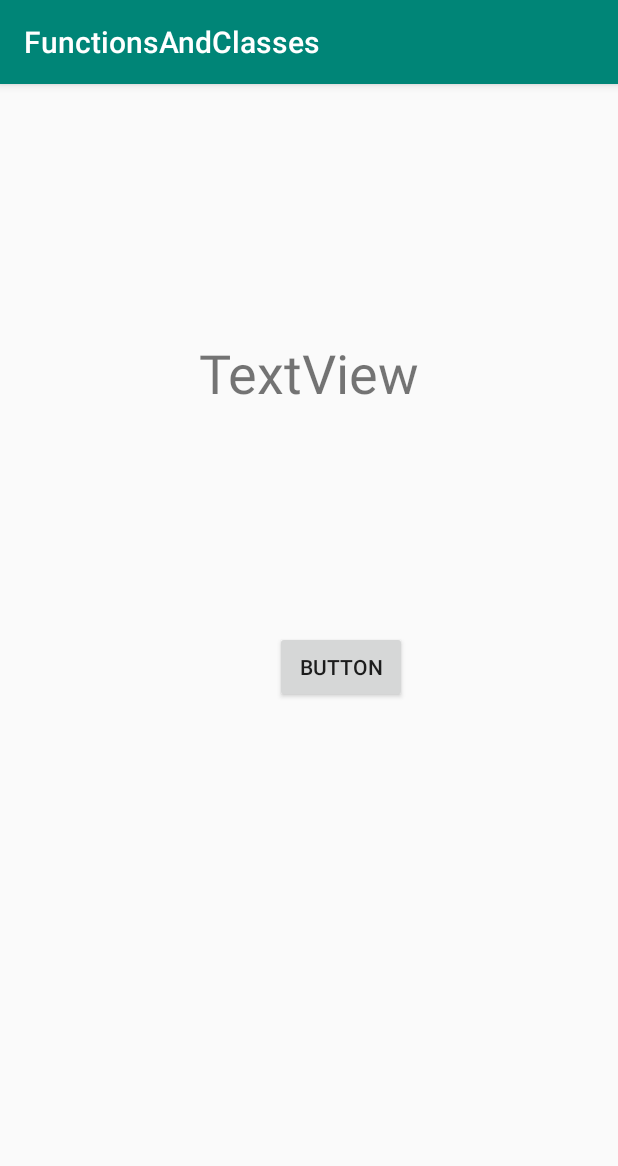
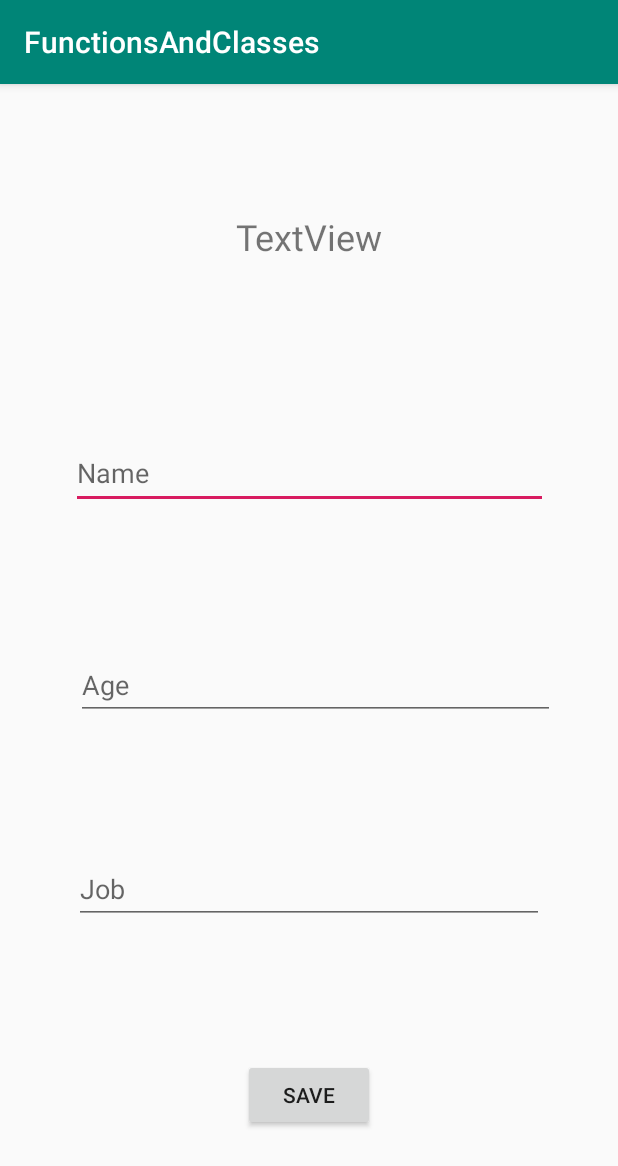
Before and after one commit to mustafauys/Kotlin-Examples, an Android app: the screen it shows after launch (MainActivity), on a phone screen of 412 x 824 dp. Shown: the top 1166 px of the screen. Run offline under Robolectric (Android 15) with nearby library versions, the phone set to English and light mode, and no system bars.

Commit message:
Simpson Maker

```diff
--- a/FunctionsAndClasses/app/src/main/java/com/musta/functionsandclasses/MainActivity.kt
+++ b/FunctionsAndClasses/app/src/main/java/com/musta/functionsandclasses/MainActivity.kt
@@ -5,6 +5,7 @@ import android.os.Bundle
 import android.view.View
 import kotlinx.android.synthetic.main.activity_main.*
 
+@Suppress("UNUSED_PARAMETER")
 class MainActivity : AppCompatActivity() {
 
     override fun onCreate(savedInstanceState: Bundle?) {
@@ -15,7 +16,7 @@ class MainActivity : AppCompatActivity() {
 
         println(sum(5,10))
 
-        makeSimpson()
+
     }
 
     fun test() {
@@ -31,13 +32,12 @@ class MainActivity : AppCompatActivity() {
         textView.text = "Hello World"
     }
 
-    fun makeSimpson() {
+    fun makeSimpson(view: View) {
 
-        val homer = Simpson("Homer", 50, "Nuclear Safety")
+       val simpson = Simpson(nameText.text.toString(), Integer.parseInt(ageText.text.toString()), jobText.text.toString())
 
-        homer.age = 51
+        textView.text = " Name: " + simpson.name + " Age:" + simpson.age + " Job:" + simpson.job
 
-        println(homer.age)
 
     }
 }
--- a/FunctionsAndClasses/app/src/main/res/layout/activity_main.xml
+++ b/FunctionsAndClasses/app/src/main/res/layout/activity_main.xml
@@ -10,25 +10,79 @@
         android:id="@+id/button"
         android:layout_width="wrap_content"
         android:layout_height="wrap_content"
-        android:layout_marginEnd="13dp"
-        android:layout_marginBottom="364dp"
-        android:onClick="helloWorld"
-        android:text="Button"
+        android:layout_marginStart="32dp"
+        android:layout_marginTop="32dp"
+        android:layout_marginEnd="32dp"
+        android:layout_marginBottom="44dp"
+        android:onClick="makeSimpson"
+        android:text="Save"
         app:layout_constraintBottom_toBottomOf="parent"
-        app:layout_constraintEnd_toEndOf="@+id/textView"
-        app:layout_constraintTop_toBottomOf="@+id/textView" />
+        app:layout_constraintEnd_toEndOf="parent"
+        app:layout_constraintStart_toStartOf="parent"
+        app:layout_constraintTop_toBottomOf="@+id/jobText" />
 
     <TextView
         android:id="@+id/textView"
-        android:layout_width="157dp"
-        android:layout_height="89dp"
-        android:layout_marginTop="176dp"
-        android:layout_marginBottom="107dp"
+        android:layout_width="342dp"
+        android:layout_height="88dp"
+        android:layout_marginStart="32dp"
+        android:layout_marginTop="32dp"
+        android:layout_marginEnd="32dp"
+        android:layout_marginBottom="32dp"
+        android:gravity="center"
         android:text="TextView"
         android:textAlignment="center"
-        android:textSize="36sp"
+        android:textSize="24sp"
+        app:layout_constraintBottom_toTopOf="@+id/nameText"
+        app:layout_constraintEnd_toEndOf="parent"
+        app:layout_constraintStart_toStartOf="parent"
+        app:layout_constraintTop_toTopOf="parent" />
+
+    <EditText
+        android:id="@+id/nameText"
+        android:layout_width="318dp"
+        android:layout_height="47dp"
+        android:layout_marginStart="32dp"
+        android:layout_marginTop="32dp"
+        android:layout_marginEnd="32dp"
+        android:layout_marginBottom="32dp"
+        android:ems="10"
+        android:hint="Name"
+        android:inputType="textPersonName"
+        app:layout_constraintBottom_toTopOf="@+id/ageText"
+        app:layout_constraintEnd_toEndOf="parent"
+        app:layout_constraintStart_toStartOf="parent"
+        app:layout_constraintTop_toBottomOf="@+id/textView" />
+
+    <EditText
+        android:id="@+id/ageText"
+        android:layout_width="319dp"
+        android:layout_height="46dp"
+        android:layout_marginStart="40dp"
+        android:layout_marginTop="36dp"
+        android:layout_marginEnd="32dp"
+        android:layout_marginBottom="32dp"
+        android:ems="10"
+        android:hint="Age"
+        android:inputType="number"
+        app:layout_constraintBottom_toTopOf="@+id/jobText"
+        app:layout_constraintEnd_toEndOf="parent"
+        app:layout_constraintStart_toStartOf="parent"
+        app:layout_constraintTop_toBottomOf="@+id/nameText" />
+
+    <EditText
+        android:id="@+id/jobText"
+        android:layout_width="313dp"
+        android:layout_height="46dp"
+        android:layout_marginStart="32dp"
+        android:layout_marginTop="32dp"
+        android:layout_marginEnd="32dp"
+        android:layout_marginBottom="32dp"
+        android:ems="10"
+        android:hint="Job"
+        android:inputType="textPersonName"
         app:layout_constraintBottom_toTopOf="@+id/button"
         app:layout_constraintEnd_toEndOf="parent"
         app:layout_constraintStart_toStartOf="parent"
-        app:layout_constraintTop_toTopOf="parent" />
+        app:layout_constraintTop_toBottomOf="@+id/ageText" />
 </androidx.constraintlayout.widget.ConstraintLayout>
```
